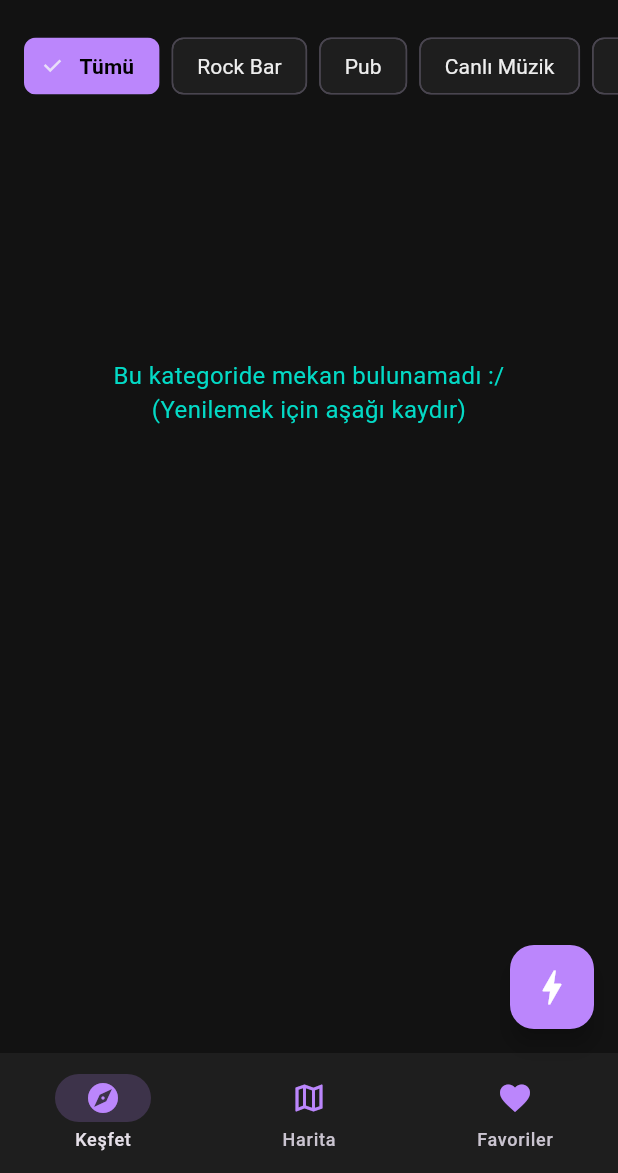
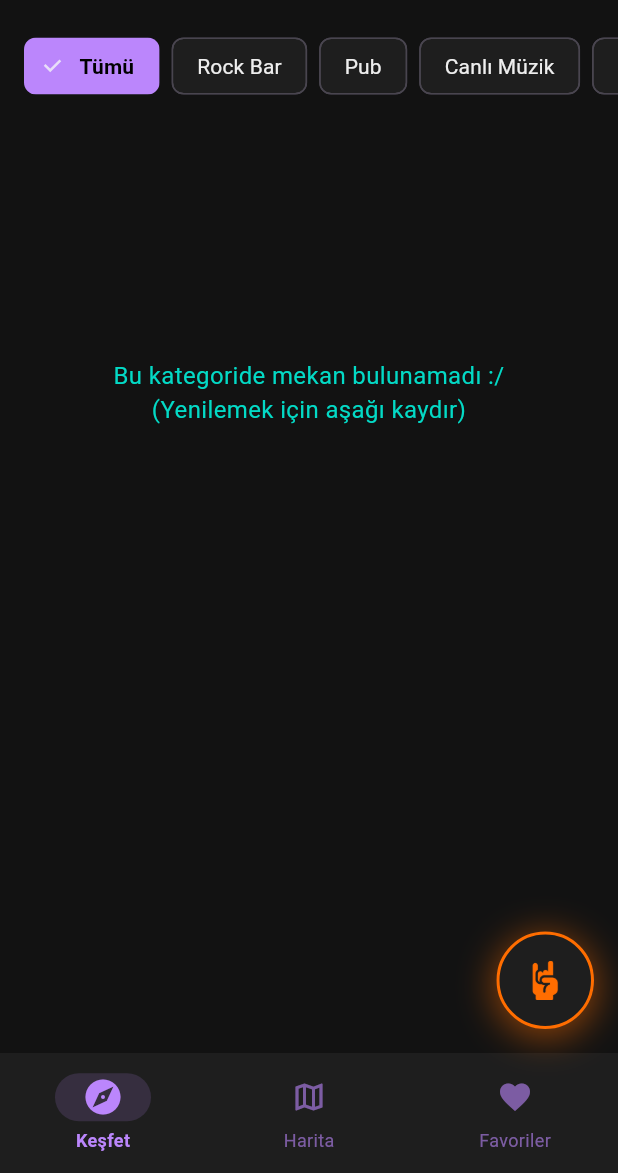
Before and after one commit to HaChaQe/rock_route_app, a Flutter app: the screen it shows after launch, on a phone screen of 412 x 824 dp, the part 63-1236 px from its top. Run offline on Flutter 3.47's test engine with Material 3 defaults, Android fonts, the phone set to English and light mode, and no system bars; our stand-ins replace dio, flutter_dotenv, flutter_riverpod, geocoding, geolocator, google_maps_flutter and 3 more.

Commit message:
style(ui): define brand colors and implement Neon Ronnie FAB

```diff
--- a/lib/core/constants/app_constants.dart
+++ b/lib/core/constants/app_constants.dart
@@ -7,12 +7,13 @@ class AppConstants {
 
   //Renk Paleti
   static const Color backgroundColor = Color(0xFF121212); //Ana arkaplan
-
   static const Color surfaceColor = Color(0xFF1E1E1E); //Kart ve yüzeyler
 
-  static const Color primaryColor = Color(0xFFBB86FC); //Vurgu
+  static const Color primaryColor = Color(0xFFBB86FC); //Vurgu (Mekanlar için Mor)
+  static const Color secondaryColor = Color(0xFF03DAC6); //İkincil (Konserler için Yeşil)
 
-  static const Color secondaryColor = Color(0xFF03DAC6); //İkincil
+  // 🤘 RONNIE'NİN ÖZEL RENGİ (Neon Turuncu)
+  static const Color ronnieColor = Color(0xFFFF6D00);
 
   static const Color errorColor = Color(0xFFCF6679); //Hatalar
 
--- a/lib/features/venues/presentation/pages/main_page.dart
+++ b/lib/features/venues/presentation/pages/main_page.dart
@@ -1,20 +1,20 @@
 import 'package:flutter/material.dart';
+import 'package:flutter_riverpod/flutter_riverpod.dart'; // 🤘 Riverpod'u ekledik
 import '../../../../core/constants/app_constants.dart';
-import 'home_page.dart';
+import 'home_page.dart'; // isEventViewProvider buradan veya events_providers'dan gelmeli
 import 'map_page.dart';
 import 'favorites_page.dart';
 import '../../../ai_assistant/data/models/presentation/pages/chat_page.dart';
 
-
-class MainPage extends StatefulWidget {
+// 🤘 StatefulWidget yerine ConsumerStatefulWidget yaptık ki Riverpod'u dinlesin
+class MainPage extends ConsumerStatefulWidget {
   const MainPage({super.key});
 
   @override
-  State<MainPage> createState() => _MainPageState();
+  ConsumerState<MainPage> createState() => _MainPageState();
 }
 
-class _MainPageState extends State<MainPage> {
-
+class _MainPageState extends ConsumerState<MainPage> {
   int _currentIndex = 0;
 
   final List<Widget> _pages = [
@@ -25,32 +25,91 @@ class _MainPageState extends State<MainPage> {
 
   @override
   Widget build(BuildContext context) {
+    // 🤘 1. SİHİRLİ ŞALTERİ BURADA DA DİNLİYORUZ!
+    final isEventView = ref.watch(isEventViewProvider);
+
+    // 🤘 2. RENGİMİZİ BELİRLİYORUZ (Konser ise Yeşil, Mekan ise Mor)
+    // main_page.dart içindeki build metodu
+
+    final activeColor = isEventView ? AppConstants.secondaryColor : AppConstants.primaryColor;
+
     return Scaffold(
       body: _pages[_currentIndex],
-
-      // 🤘 BARMEN FAB: Her zaman burada, her zaman hazır!
-      floatingActionButton: FloatingActionButton(
+      // 🤘 GERÇEK NEON RONNIE FAB (Glow ve Çerçeve Geri Geldi!)
+      floatingActionButton: Container(
+        height: 65,
+        width: 65,
+        decoration: BoxDecoration(
+          shape: BoxShape.circle,
+          boxShadow: [
+            // 🟠 Neon Parlama (Glow)
+            BoxShadow(
+              color: AppConstants.ronnieColor.withValues(alpha: 0.5),
+              blurRadius: 20,
+              spreadRadius: 2,
+              offset: const Offset(0, 4),
+            ),
+          ],
+        ),
+        child: FloatingActionButton(
           onPressed: () {
             Navigator.push(context, MaterialPageRoute(builder: (context) => const ChatPage()));
           },
-        backgroundColor: AppConstants.primaryColor, //
-        child: const Icon(Icons.bolt, color: Colors.white, size: 30),
+          backgroundColor: AppConstants.surfaceColor, // İçi koyu kalsın ki neon parlasın
+          elevation: 0,
+          shape: RoundedRectangleBorder(
+            borderRadius: BorderRadius.circular(50),
+            // 🤘 Neon Turuncu Çerçeve
+            side: const BorderSide(color: AppConstants.ronnieColor, width: 2),
+          ),
+          child: Padding(
+            padding: const EdgeInsets.all(14.0),
+            child: Image.asset(
+              'assets/images/rock.png',
+              width: 26,
+              height: 26,
+              fit: BoxFit.contain,
+              color: AppConstants.ronnieColor,
+              // Kanka asset hala gelmediyse kırmızı ekran yerine rock işareti çıksın diye koruma:
+              errorBuilder: (context, error, stackTrace) => const Icon(
+                Icons.sports_bar,
+                color: AppConstants.ronnieColor,
+                size: 26
+              ),
+            ),
+          ),
+        ),
       ),
 
-      bottomNavigationBar: NavigationBar(
+      // 🤘 NAV BAR GÜNCELLEMESİ
+      bottomNavigationBar: NavigationBarTheme(
+        data: NavigationBarThemeData(
+          // Pasif ve aktif tüm yazıların rengini ayarlıyoruz
+          labelTextStyle: WidgetStateProperty.resolveWith((states) {
+            if (states.contains(WidgetState.selected)) {
+              return TextStyle(color: activeColor, fontWeight: FontWeight.bold, fontSize: 12);
+            }
+            return TextStyle(color: activeColor.withValues(alpha: 0.6), fontSize: 12); // Pasifse biraz soluk
+          }),
+          // İkonların rengini ayarlıyoruz
+          iconTheme: WidgetStateProperty.resolveWith((states) {
+            if (states.contains(WidgetState.selected)) {
+              return IconThemeData(color: activeColor, size: 28);
+            }
+            return IconThemeData(color: activeColor.withValues(alpha: 0.6), size: 24);
+          }),
+        ),
+        child: NavigationBar(
           selectedIndex: _currentIndex,
-        onDestinationSelected: (int index) {
-          setState(() {
-            _currentIndex = index;
-          });
-        },
+          onDestinationSelected: (int index) => setState(() => _currentIndex = index),
           backgroundColor: AppConstants.surfaceColor,
-        indicatorColor: AppConstants.primaryColor.withValues(alpha: 0.2),
+          indicatorColor: activeColor.withValues(alpha: 0.15),
           destinations: const [
-          NavigationDestination(icon: Icon(Icons.explore, color: AppConstants.primaryColor,), label: "Keşfet"),
-          NavigationDestination(icon: Icon(Icons.map_outlined, color: AppConstants.primaryColor,), label: "Harita"),
-          NavigationDestination(icon: Icon(Icons.favorite, color: AppConstants.primaryColor,), label: "Favoriler")
+            NavigationDestination(icon: Icon(Icons.explore), label: "Keşfet"),
+            NavigationDestination(icon: Icon(Icons.map_outlined), label: "Harita"),
+            NavigationDestination(icon: Icon(Icons.favorite), label: "Favoriler"),
           ],
+        ),
       ),
     );
   }
--- a/pubspec.yaml
+++ b/pubspec.yaml
@@ -53,6 +53,7 @@ dependencies:
   google_maps_flutter: ^2.14.2
   shimmer: ^3.0.0
   geocoding: ^4.0.0
+  intl: ^0.20.2
 
 dev_dependencies:
   flutter_test:
```
Also changed, not shown: assets/images/rock.png (added). Lines whose indentation alone changed are shown as unchanged.
